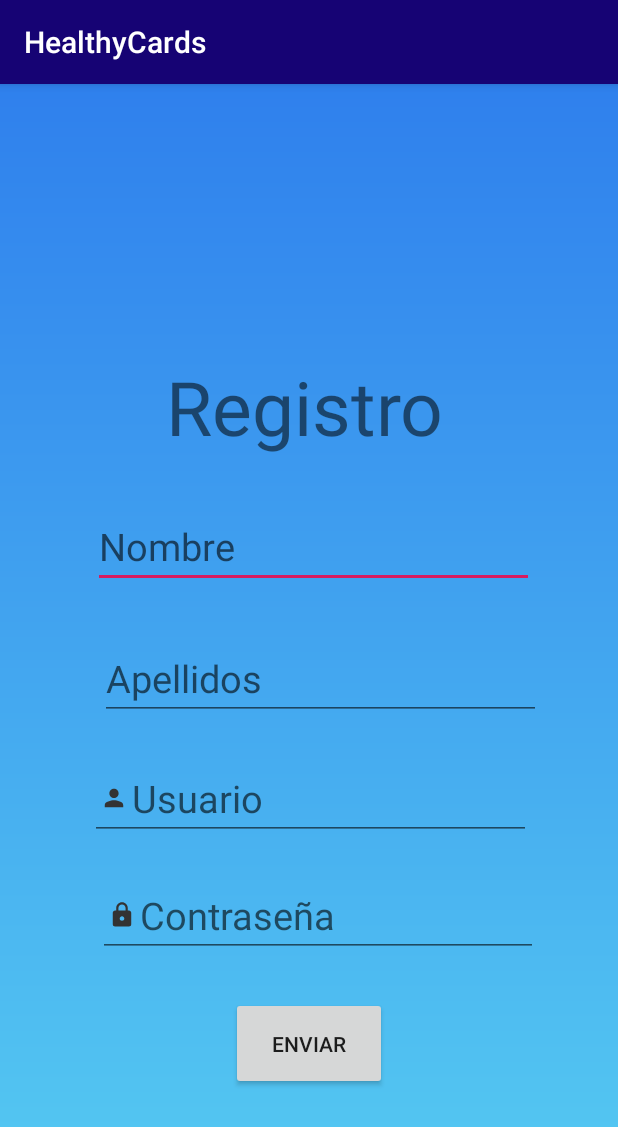
After one commit to juanjogg/gestion, an Android app: the RegistrarActivity screen opened directly, with no data from a screen before it, on a phone screen of 412 x 824 dp. The commit adds this screen. Shown: the top 1127 px of the screen. Run offline under Robolectric (Android 15) with nearby library versions, the phone set to English and light mode, and no system bars.

Commit message:
Registro y olvidar contraseña

```diff
--- a/app/src/main/AndroidManifest.xml
+++ b/app/src/main/AndroidManifest.xml
@@ -9,6 +9,8 @@
         android:roundIcon="@mipmap/ic_launcher_round"
         android:supportsRtl="true"
         android:theme="@style/AppTheme">
+        <activity android:name=".OlvidarPsswdActivity"></activity>
+        <activity android:name=".RegistrarActivity" />
         <activity android:name=".MainActivity">
             <intent-filter>
                 <action android:name="android.intent.action.MAIN" />
--- /dev/null
+++ b/app/src/main/java/com/example/healthycards/RegistrarActivity.java
@@ -0,0 +1,13 @@
+package com.example.healthycards;
+
+import android.support.v7.app.AppCompatActivity;
+import android.os.Bundle;
+
+public class RegistrarActivity extends AppCompatActivity {
+
+    @Override
+    protected void onCreate(Bundle savedInstanceState) {
+        super.onCreate(savedInstanceState);
+        setContentView(R.layout.registrar);
+    }
+}
--- /dev/null
+++ b/app/src/main/res/layout/registrar.xml
@@ -0,0 +1,99 @@
+<?xml version="1.0" encoding="utf-8"?>
+<RelativeLayout
+    xmlns:android="http://schemas.android.com/apk/res/android"
+    android:layout_width="match_parent"
+    android:layout_height="match_parent"
+    android:background="@drawable/gradient_6">
+
+
+    <TextView
+        android:id="@+id/textView4"
+        android:layout_width="wrap_content"
+        android:layout_height="wrap_content"
+        android:layout_alignParentEnd="true"
+        android:layout_alignParentRight="true"
+        android:layout_alignParentBottom="true"
+        android:layout_marginEnd="116dp"
+        android:layout_marginRight="116dp"
+        android:layout_marginBottom="519dp"
+        android:text="Registro"
+        android:textSize="50sp" />
+
+    <EditText
+        android:id="@+id/txtNombre"
+        android:layout_width="294dp"
+        android:layout_height="wrap_content"
+        android:layout_alignParentEnd="true"
+        android:layout_alignParentRight="true"
+        android:layout_alignParentBottom="true"
+        android:layout_marginEnd="56dp"
+        android:layout_marginRight="56dp"
+        android:layout_marginBottom="432dp"
+        android:ems="10"
+        android:hint="Nombre"
+        android:inputType="textPersonName"
+        android:textColor="#ffffff"
+        android:textSize="25sp" />
+
+    <EditText
+        android:id="@+id/txtApellidos"
+        android:layout_width="294dp"
+        android:layout_height="wrap_content"
+        android:layout_alignParentEnd="true"
+        android:layout_alignParentRight="true"
+        android:layout_alignParentBottom="true"
+        android:layout_marginEnd="51dp"
+        android:layout_marginRight="51dp"
+        android:layout_marginBottom="344dp"
+        android:ems="10"
+        android:hint="Apellidos"
+        android:inputType="textPersonName"
+        android:textColor="#ffffff"
+        android:textSize="25sp" />
+
+    <EditText
+        android:id="@+id/txtUsuario"
+        android:layout_width="294dp"
+        android:layout_height="wrap_content"
+        android:layout_alignParentEnd="true"
+        android:layout_alignParentRight="true"
+        android:layout_alignParentBottom="true"
+        android:layout_marginEnd="58dp"
+        android:layout_marginRight="58dp"
+        android:layout_marginBottom="264dp"
+        android:drawableLeft="@drawable/ic_action_name_usr"
+        android:ems="10"
+        android:hint="Usuario"
+        android:inputType="textPersonName"
+        android:textColor="#ffffff"
+        android:textSize="25sp" />
+
+    <EditText
+        android:id="@+id/txtContrasena"
+        android:layout_width="wrap_content"
+        android:layout_height="wrap_content"
+        android:layout_alignParentEnd="true"
+        android:layout_alignParentRight="true"
+        android:layout_alignParentBottom="true"
+        android:layout_marginEnd="53dp"
+        android:layout_marginRight="53dp"
+        android:layout_marginBottom="186dp"
+        android:drawableLeft="@drawable/ic_action_name"
+        android:ems="10"
+        android:hint="Contraseña"
+        android:inputType="textPassword"
+        android:textSize="25dp" />
+
+    <Button
+        android:id="@+id/btnEnviar"
+        android:layout_width="104dp"
+        android:layout_height="62dp"
+        android:layout_alignParentEnd="true"
+        android:layout_alignParentRight="true"
+        android:layout_alignParentBottom="true"
+        android:layout_marginEnd="154dp"
+        android:layout_marginRight="154dp"
+        android:layout_marginBottom="97dp"
+        android:text="Enviar" />
+
+</RelativeLayout>
```
Also changed, not shown: app/src/main/java/com/example/healthycards/MainActivity.java (+25 -0 lines), app/src/main/java/com/example/healthycards/OlvidarPsswdActivity.java (added, +13 -0 lines), app/src/main/res/layout/activity_main.xml (+30 -9 lines), app/src/main/res/layout/olvidar_contrasena.xml (added, +49 -0 lines).
